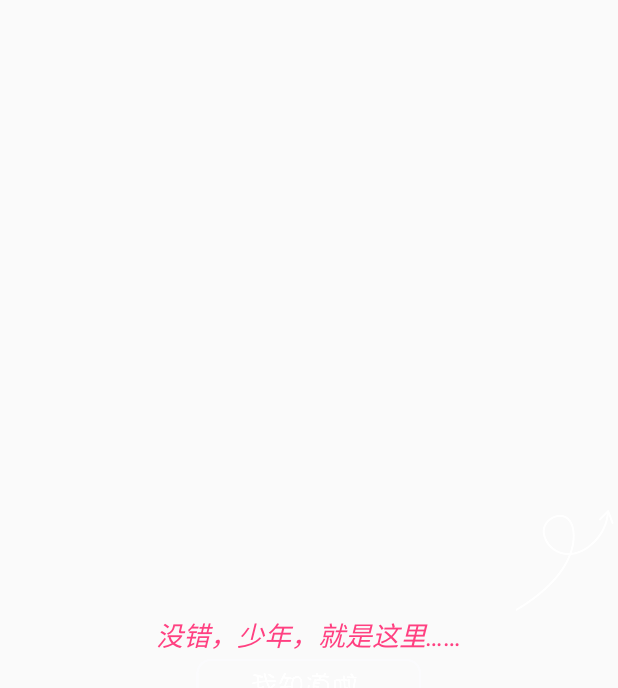
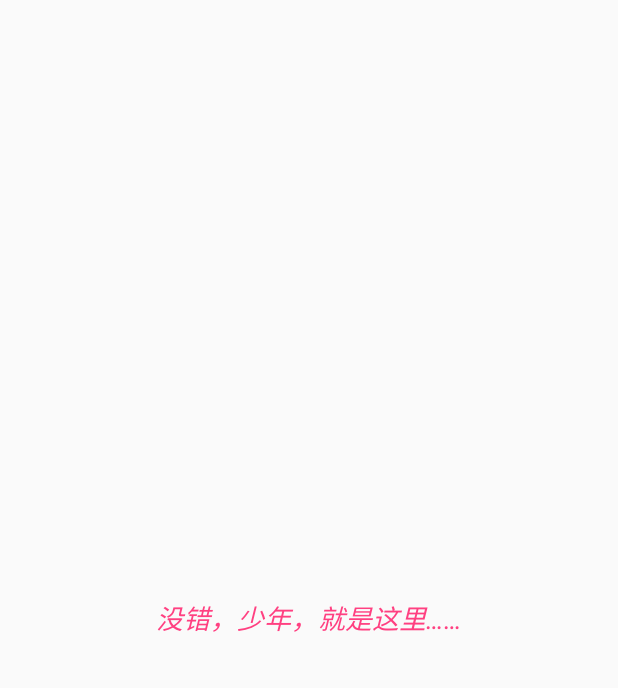
Before and after one commit to leguang/AGuider, an Android app: the layout guide_2.xml on its own in the app's theme, with its tools: preview values and no code run, on a phone screen of 412 x 824 dp. Shown: the top 688 px of the screen. Run offline under Robolectric (Android 15) with nearby library versions, the phone set to English and light mode, and no system bars.

```diff
--- a/app/src/main/res/layout/guide_2.xml
+++ b/app/src/main/res/layout/guide_2.xml
@@ -5,12 +5,12 @@
     android:gravity="center"
     android:orientation="vertical">
 
-    <ImageView
-        android:id="@+id/iv_arrow"
-        android:layout_width="wrap_content"
-        android:layout_height="wrap_content"
-        android:layout_gravity="right"
-        android:src="@drawable/arrow_topright" />
+    <!--<ImageView-->
+        <!--android:id="@+id/iv_arrow"-->
+        <!--android:layout_width="wrap_content"-->
+        <!--android:layout_height="wrap_content"-->
+        <!--android:layout_gravity="right"-->
+        <!--android:src="@drawable/arrow_topright" />-->
 
     <TextView
         android:id="@+id/tv_des"
@@ -21,10 +21,10 @@
         android:textSize="18dp"
         android:textStyle="italic" />
 
-    <ImageView
-        android:id="@+id/iv_iknow"
-        android:layout_width="wrap_content"
-        android:layout_height="wrap_content"
-        android:src="@drawable/iknow" />
+    <!--<ImageView-->
+        <!--android:id="@+id/iv_iknow"-->
+        <!--android:layout_width="wrap_content"-->
+        <!--android:layout_height="wrap_content"-->
+        <!--android:src="@drawable/iknow" />-->
 
 </LinearLayout>
```
Also changed, not shown: app/src/main/java/cn/itsite/aguider/demo/demo/NextActivity.java (+16 -1 lines), library/src/main/java/cn/itsite/aguider/AGuider.java (+32 -6 lines).
